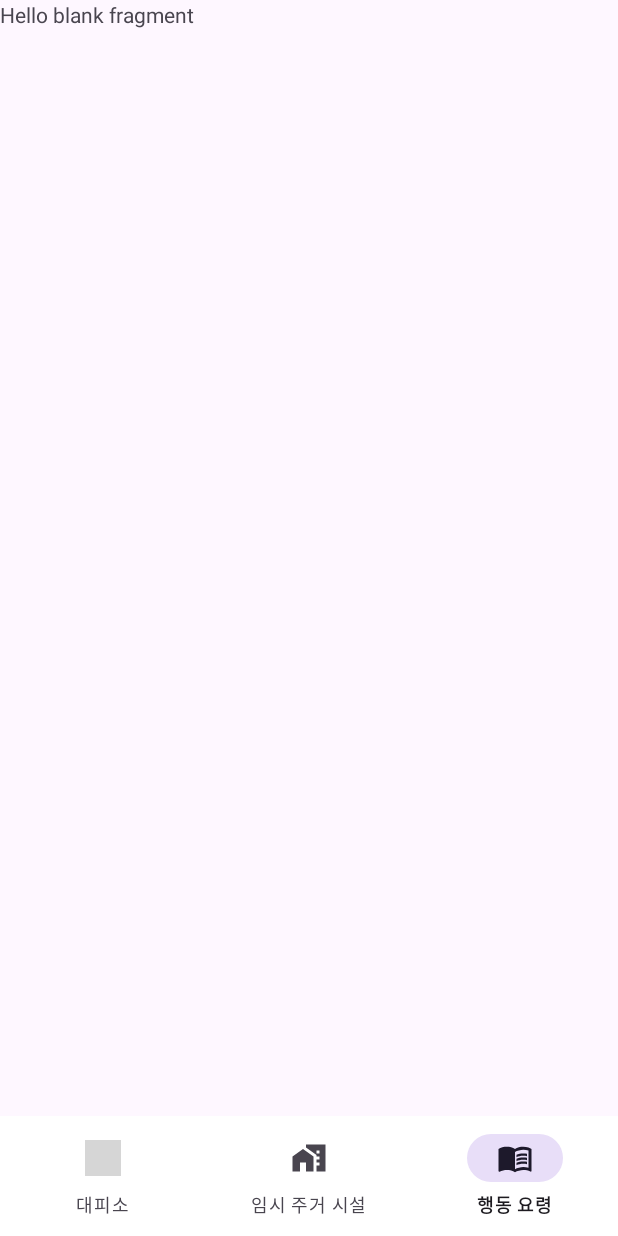
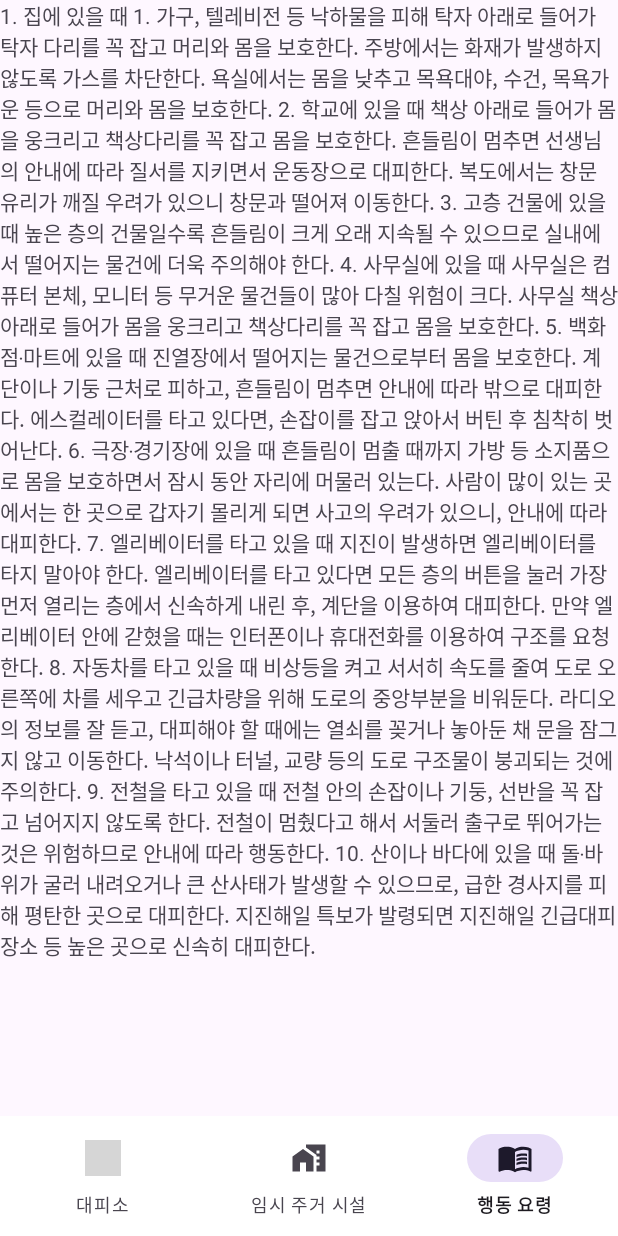
Before and after one commit to Ooohje/Ginicall, an Android app: the screen it shows after launch (MainActivity), item 3 of the bottom bar chosen, on a phone screen of 412 x 824 dp. Run offline under Robolectric (Android 15) with nearby library versions, the phone set to English and light mode, and no system bars; our stand-ins replace Firebase (no records; nobody signed in at launch, a user with empty details on screens opened directly); libraries missing offline, so code that uses them is left out: com.kakao.vectormap; 2 statements that could not run were skipped; grey boxes are pictures that could not be loaded.

```diff
--- a/app/src/main/java/com/example/ginicall/Temphouse/Temphouse_Fragment.java
+++ b/app/src/main/java/com/example/ginicall/Temphouse/Temphouse_Fragment.java
@@ -1,21 +1,44 @@
 package com.example.ginicall.Temphouse;
 
+import android.content.Context;
 import android.os.Bundle;
 
+import androidx.annotation.NonNull;
 import androidx.fragment.app.Fragment;
 
+import android.util.Log;
 import android.view.LayoutInflater;
 import android.view.View;
 import android.view.ViewGroup;
+import android.widget.Toast;
 
 import com.example.ginicall.R;
+import com.google.android.gms.tasks.OnCompleteListener;
+import com.google.android.gms.tasks.Task;
+import com.google.firebase.firestore.FirebaseFirestore;
+import com.google.firebase.firestore.QueryDocumentSnapshot;
+import com.google.firebase.firestore.QuerySnapshot;
 import com.kakao.vectormap.KakaoMap;
 import com.kakao.vectormap.KakaoMapReadyCallback;
+import com.kakao.vectormap.LatLng;
 import com.kakao.vectormap.MapLifeCycleCallback;
 import com.kakao.vectormap.MapView;
+import com.kakao.vectormap.camera.CameraAnimation;
+import com.kakao.vectormap.camera.CameraUpdateFactory;
+import com.kakao.vectormap.label.Label;
+import com.kakao.vectormap.label.LabelLayer;
+import com.kakao.vectormap.label.LabelOptions;
+import com.kakao.vectormap.label.LabelStyle;
+import com.kakao.vectormap.label.LabelStyles;
+import com.kakao.vectormap.label.LabelTextStyle;
 
 public class Temphouse_Fragment extends Fragment {
     private View view;
+    private Context context;
+    private KakaoMap kakaoMap;
+    private LabelLayer labelLayer;
+    private FirebaseFirestore db = FirebaseFirestore.getInstance();
+
     @Override
     public void onCreate(Bundle savedInstanceState) {
         super.onCreate(savedInstanceState);
@@ -38,10 +61,17 @@ public class Temphouse_Fragment extends Fragment {
             }
         }, new KakaoMapReadyCallback() {
             @Override
-            public void onMapReady(KakaoMap kakaoMap) {
+            public void onMapReady(KakaoMap map) {
                 // 인증 후 API 가 정상적으로 실행될 때 호출됨
+                kakaoMap = map;
+                labelLayer = kakaoMap.getLabelManager().getLayer();
+                moveCamera(LatLng.from(35.88900, 128.6103));
             }
         });
         return view;
     }
+
+    private void moveCamera(LatLng position) {
+        kakaoMap.moveCamera(CameraUpdateFactory.newCenterPosition(position), CameraAnimation.from(10, false,false));
+    }
 }
--- a/app/src/main/res/layout/fragment_shelter_.xml
+++ b/app/src/main/res/layout/fragment_shelter_.xml
@@ -15,13 +15,15 @@
         android:background="#598866"
         app:layout_constraintTop_toTopOf="parent" />
 
-    <ImageView
+    <TextView
         android:layout_width="wrap_content"
         android:layout_height="wrap_content"
         android:layout_marginStart="32dp"
         android:layout_marginTop="49dp"
         android:layout_marginBottom="13dp"
-        android:src="@drawable/shelter_fragment_top_text"
+        android:text="근처 대피소 위치 안내"
+        android:textSize="30dp"
+        android:textColor="@color/white"
         app:layout_constraintBottom_toBottomOf="@+id/shelter_top_view"
         app:layout_constraintStart_toStartOf="parent"
         app:layout_constraintTop_toTopOf="parent" />
--- a/app/src/main/res/layout/fragment_tip_.xml
+++ b/app/src/main/res/layout/fragment_tip_.xml
@@ -9,6 +9,6 @@
     <TextView
         android:layout_width="match_parent"
         android:layout_height="match_parent"
-        android:text="@string/hello_blank_fragment" />
+        android:text="@string/Active_Tip" />
 
 </FrameLayout>
--- a/app/src/main/res/values/strings.xml
+++ b/app/src/main/res/values/strings.xml
@@ -1,5 +1,39 @@
 <resources>
-    <string name="app_name">ginicall</string>
+    <string name="app_name">geniecall</string>
     <!-- TODO: Remove or change this placeholder text -->
     <string name="hello_blank_fragment">Hello blank fragment</string>
+    <string name="Active_Tip">1. 집에 있을 때
+1. 가구, 텔레비전 등 낙하물을 피해 탁자 아래로 들어가 탁자 다리를 꼭 잡고 머리와 몸을 보호한다.
+주방에서는 화재가 발생하지 않도록 가스를 차단한다.
+욕실에서는 몸을 낮추고 목욕대야, 수건, 목욕가운 등으로 머리와 몸을 보호한다.
+2. 학교에 있을 때
+책상 아래로 들어가 몸을 웅크리고 책상다리를 꼭 잡고 몸을 보호한다.
+흔들림이 멈추면 선생님의 안내에 따라 질서를 지키면서 운동장으로 대피한다.
+복도에서는 창문 유리가 깨질 우려가 있으니 창문과 떨어져 이동한다.
+3. 고층 건물에 있을 때
+높은 층의 건물일수록 흔들림이 크게 오래 지속될 수 있으므로 실내에서 떨어지는 물건에 더욱 주의해야 한다.
+4. 사무실에 있을 때
+사무실은 컴퓨터 본체, 모니터 등 무거운 물건들이 많아 다칠 위험이 크다.
+사무실 책상 아래로 들어가 몸을 웅크리고 책상다리를 꼭 잡고 몸을 보호한다.
+5. 백화점‧마트에 있을 때
+진열장에서 떨어지는 물건으로부터 몸을 보호한다.
+계단이나 기둥 근처로 피하고, 흔들림이 멈추면 안내에 따라 밖으로 대피한다.
+에스컬레이터를 타고 있다면, 손잡이를 잡고 앉아서 버틴 후 침착히 벗어난다.
+6. 극장‧경기장에 있을 때
+흔들림이 멈출 때까지 가방 등 소지품으로 몸을 보호하면서 잠시 동안 자리에 머물러 있는다.
+사람이 많이 있는 곳에서는 한 곳으로 갑자기 몰리게 되면 사고의 우려가 있으니, 안내에 따라 대피한다.
+7. 엘리베이터를 타고 있을 때
+지진이 발생하면 엘리베이터를 타지 말아야 한다.
+엘리베이터를 타고 있다면 모든 층의 버튼을 눌러 가장 먼저 열리는 층에서 신속하게 내린 후, 계단을 이용하여 대피한다.
+만약 엘리베이터 안에 갇혔을 때는 인터폰이나 휴대전화를 이용하여 구조를 요청한다.
+8. 자동차를 타고 있을 때
+비상등을 켜고 서서히 속도를 줄여 도로 오른쪽에 차를 세우고 긴급차량을 위해 도로의 중앙부분을 비워둔다.
+라디오의 정보를 잘 듣고, 대피해야 할 때에는 열쇠를 꽂거나 놓아둔 채 문을 잠그지 않고 이동한다.
+낙석이나 터널, 교량 등의 도로 구조물이 붕괴되는 것에 주의한다.
+9. 전철을 타고 있을 때
+전철 안의 손잡이나 기둥, 선반을 꼭 잡고 넘어지지 않도록 한다.
+전철이 멈췄다고 해서 서둘러 출구로 뛰어가는 것은 위험하므로 안내에 따라 행동한다.
+10. 산이나 바다에 있을 때
+돌‧바위가 굴러 내려오거나 큰 산사태가 발생할 수 있으므로, 급한 경사지를 피해 평탄한 곳으로 대피한다.
+지진해일 특보가 발령되면 지진해일 긴급대피장소 등 높은 곳으로 신속히 대피한다.</string>
 </resources>
```
Also changed, not shown: app/src/main/res/layout/fragment_temphouse_.xml (+28 -3 lines).
